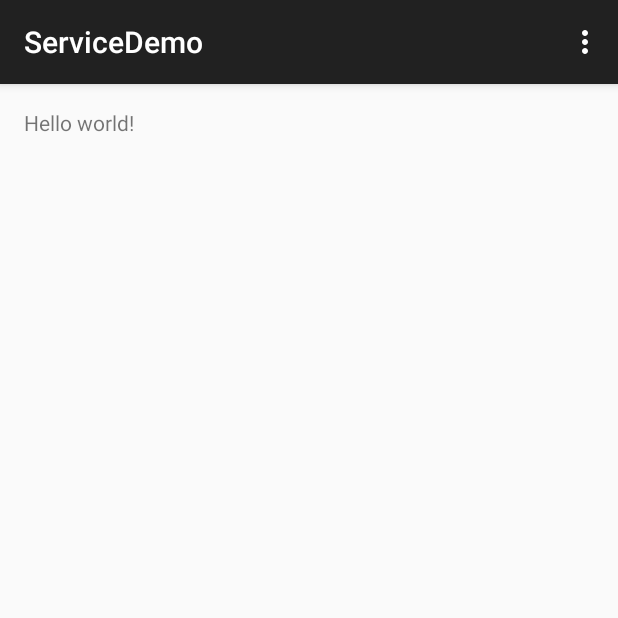
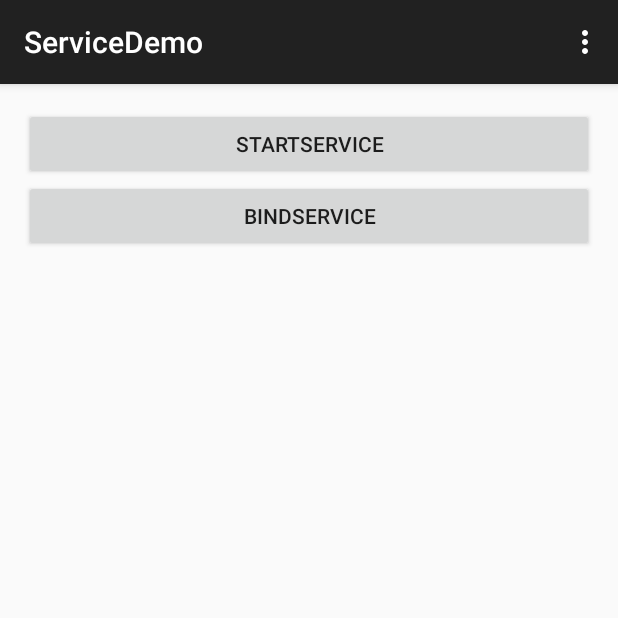
Before and after one commit to leerduo/ServiceDemo, an Android app: the screen it shows after launch (MainActivity), on a phone screen of 412 x 824 dp, the top half of it. Run offline under Robolectric (Android 15) with nearby library versions, the phone set to English and light mode, and no system bars.

Commit message:
add startServcice

```diff
--- a/app/src/main/java/me/chenfuduo/servicedemo/MainActivity.java
+++ b/app/src/main/java/me/chenfuduo/servicedemo/MainActivity.java
@@ -1,9 +1,12 @@
 package me.chenfuduo.servicedemo;
 
+import android.content.Intent;
 import android.support.v7.app.AppCompatActivity;
 import android.os.Bundle;
 import android.view.Menu;
 import android.view.MenuItem;
+import android.view.View;
+import android.widget.Button;
 
 public class MainActivity extends AppCompatActivity {
 
@@ -11,6 +14,14 @@ public class MainActivity extends AppCompatActivity {
     protected void onCreate(Bundle savedInstanceState) {
         super.onCreate(savedInstanceState);
         setContentView(R.layout.activity_main);
+        Button btnStartServcice = (Button) findViewById(R.id.startService);
+        btnStartServcice.setOnClickListener(new View.OnClickListener() {
+            @Override
+            public void onClick(View v) {
+                Intent intent = new Intent(MainActivity.this,MyStartService.class);
+                startService(intent);
+            }
+        });
     }
 
     @Override
--- a/app/src/main/res/layout/activity_main.xml
+++ b/app/src/main/res/layout/activity_main.xml
@@ -1,4 +1,4 @@
-<RelativeLayout xmlns:android="http://schemas.android.com/apk/res/android"
+<LinearLayout xmlns:android="http://schemas.android.com/apk/res/android"
     xmlns:tools="http://schemas.android.com/tools"
     android:layout_width="match_parent"
     android:layout_height="match_parent"
@@ -6,11 +6,20 @@
     android:paddingLeft="@dimen/activity_horizontal_margin"
     android:paddingRight="@dimen/activity_horizontal_margin"
     android:paddingTop="@dimen/activity_vertical_margin"
+    android:orientation="vertical"
     tools:context=".MainActivity">
 
-    <TextView
-        android:layout_width="wrap_content"
+   <Button
+       android:layout_width="match_parent"
+       android:layout_height="wrap_content"
+       android:id="@+id/startService"
+       android:text="startService"
+       />
+    <Button
+        android:layout_width="match_parent"
         android:layout_height="wrap_content"
-        android:text="@string/hello_world" />
+        android:id="@+id/bindService"
+        android:text="bindService"
+        />
 
-</RelativeLayout>
+</LinearLayout>
```
Also changed, not shown: app/src/main/AndroidManifest.xml (+11 -0 lines), app/src/main/java/me/chenfuduo/servicedemo/MyBindService.java (added, +15 -0 lines), app/src/main/java/me/chenfuduo/servicedemo/MyStartService.java (added, +41 -0 lines), 1 other file.
